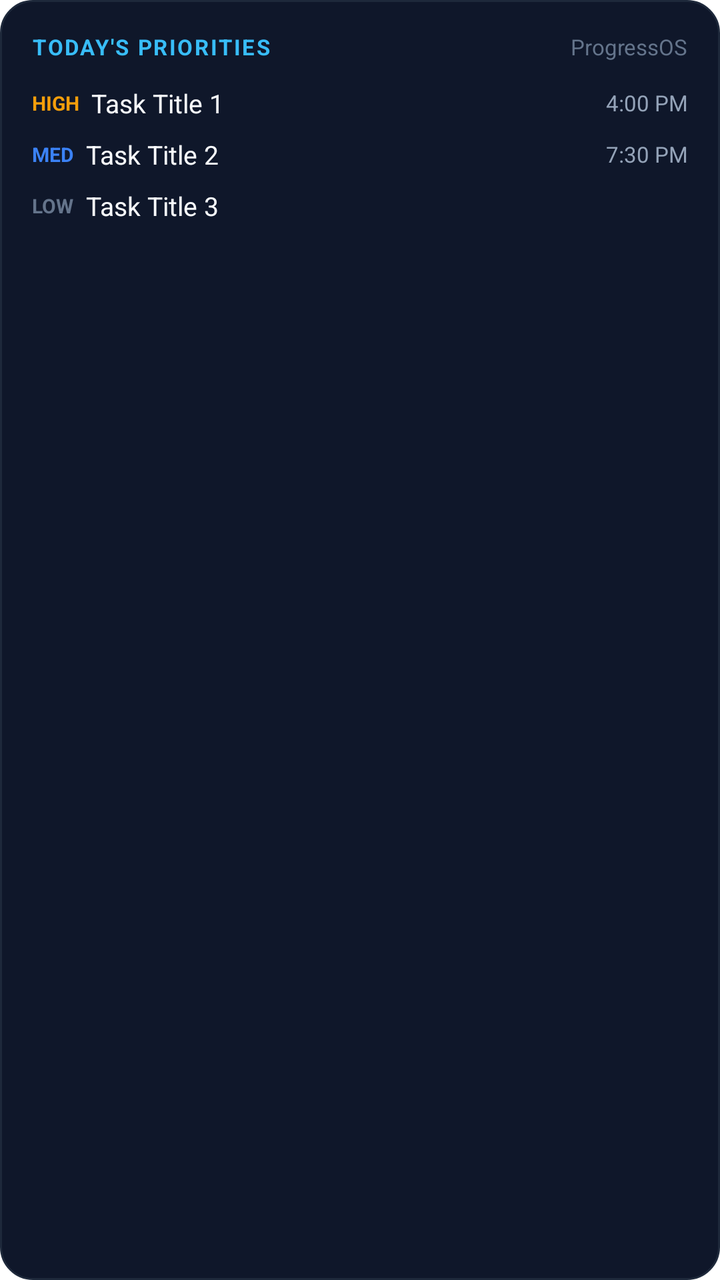
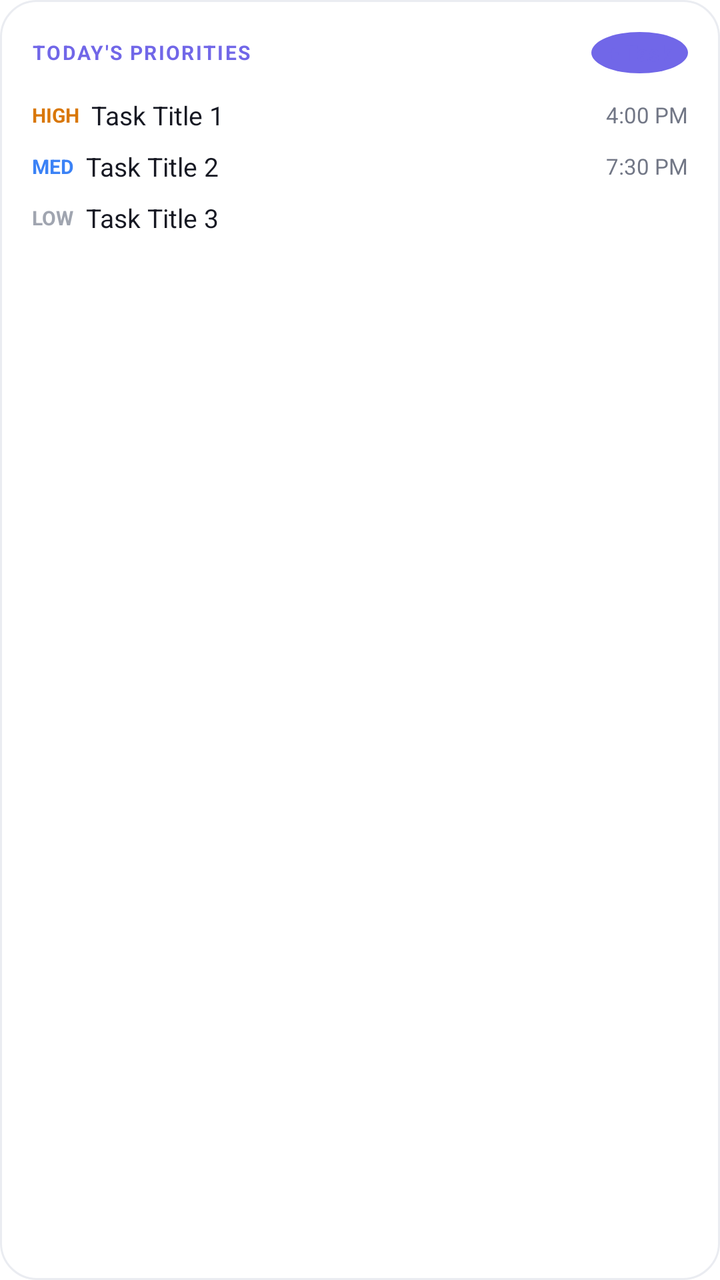

An Android layout rendered at two revisions. The XML below is the earlier revision; the diff shows what the commit changed to produce the second picture.
<!-- AndroidManifest.xml: fallback theme Theme.MaterialComponents.DayNight.NoActionBar -->
<!-- res/layout/widget_tasks.xml -->
<?xml version="1.0" encoding="utf-8"?>
<LinearLayout xmlns:android="http://schemas.android.com/apk/res/android"
    android:id="@+id/widget_tasks_container"
    android:layout_width="match_parent"
    android:layout_height="match_parent"
    android:orientation="vertical"
    android:padding="16dp"
    android:background="@drawable/widget_background">

    <LinearLayout
        android:layout_width="match_parent"
        android:layout_height="wrap_content"
        android:orientation="horizontal"
        android:gravity="center_vertical"
        android:layout_marginBottom="8dp">

        <TextView
            android:layout_width="0dp"
            android:layout_height="wrap_content"
            android:layout_weight="1"
            android:text="TODAY\'S PRIORITIES"
            android:textColor="#38BDF8"
            android:textSize="11sp"
            android:textStyle="bold"
            android:letterSpacing="0.08" />

        <TextView
            android:id="@+id/tv_tasks_header_count"
            android:layout_width="wrap_content"
            android:layout_height="wrap_content"
            android:text="ProgressOS"
            android:textColor="#64748B"
            android:textSize="11sp" />
    </LinearLayout>

    
    <LinearLayout
        android:id="@+id/ll_task_item_1"
        android:layout_width="match_parent"
        android:layout_height="wrap_content"
        android:orientation="horizontal"
        android:gravity="center_vertical"
        android:paddingVertical="4dp">

        <TextView
            android:id="@+id/tv_task_1_priority"
            android:layout_width="wrap_content"
            android:layout_height="wrap_content"
            android:text="HIGH"
            android:textColor="#F59E0B"
            android:textSize="10sp"
            android:textStyle="bold"
            android:layout_marginEnd="6dp" />

        <TextView
            android:id="@+id/tv_task_1_title"
            android:layout_width="0dp"
            android:layout_height="wrap_content"
            android:layout_weight="1"
            android:text="Task Title 1"
            android:textColor="#F8FAFC"
            android:textSize="13sp"
            android:maxLines="1"
            android:ellipsize="end" />

        <TextView
            android:id="@+id/tv_task_1_time"
            android:layout_width="wrap_content"
            android:layout_height="wrap_content"
            android:text="4:00 PM"
            android:textColor="#94A3B8"
            android:textSize="11sp" />
    </LinearLayout>

    
    <LinearLayout
        android:id="@+id/ll_task_item_2"
        android:layout_width="match_parent"
        android:layout_height="wrap_content"
        android:orientation="horizontal"
        android:gravity="center_vertical"
        android:paddingVertical="4dp">

        <TextView
            android:id="@+id/tv_task_2_priority"
            android:layout_width="wrap_content"
            android:layout_height="wrap_content"
            android:text="MED"
            android:textColor="#3B82F6"
            android:textSize="10sp"
            android:textStyle="bold"
            android:layout_marginEnd="6dp" />

        <TextView
            android:id="@+id/tv_task_2_title"
            android:layout_width="0dp"
            android:layout_height="wrap_content"
            android:layout_weight="1"
            android:text="Task Title 2"
            android:textColor="#F8FAFC"
            android:textSize="13sp"
            android:maxLines="1"
            android:ellipsize="end" />

        <TextView
            android:id="@+id/tv_task_2_time"
            android:layout_width="wrap_content"
            android:layout_height="wrap_content"
            android:text="7:30 PM"
            android:textColor="#94A3B8"
            android:textSize="11sp" />
    </LinearLayout>

    
    <LinearLayout
        android:id="@+id/ll_task_item_3"
        android:layout_width="match_parent"
        android:layout_height="wrap_content"
        android:orientation="horizontal"
        android:gravity="center_vertical"
        android:paddingVertical="4dp">

        <TextView
            android:id="@+id/tv_task_3_priority"
            android:layout_width="wrap_content"
            android:layout_height="wrap_content"
            android:text="LOW"
            android:textColor="#64748B"
            android:textSize="10sp"
            android:textStyle="bold"
            android:layout_marginEnd="6dp" />

        <TextView
            android:id="@+id/tv_task_3_title"
            android:layout_width="0dp"
            android:layout_height="wrap_content"
            android:layout_weight="1"
            android:text="Task Title 3"
            android:textColor="#F8FAFC"
            android:textSize="13sp"
            android:maxLines="1"
            android:ellipsize="end" />

        <TextView
            android:id="@+id/tv_task_3_time"
            android:layout_width="wrap_content"
            android:layout_height="wrap_content"
            android:text=""
            android:textColor="#94A3B8"
            android:textSize="11sp" />
    </LinearLayout>
</LinearLayout>
<!-- resources referenced by this layout -->
<resources>
  <!-- drawable widget_background (drawable) -->
  <?xml version="1.0" encoding="utf-8"?>
  <shape xmlns:android="http://schemas.android.com/apk/res/android"
      android:shape="rectangle">
      <solid android:color="#0F172A" />
      <corners android:radius="16dp" />
      <stroke
          android:width="1dp"
          android:color="#1E293B" />
  </shape>
</resources>

<!-- the commit's change to res/layout/widget_tasks.xml (unified diff, before → after) -->
@@ -18,9 +18,9 @@
             android:layout_width="0dp"
             android:layout_height="wrap_content"
             android:layout_weight="1"
-            android:text="TODAY\'S PRIORITIES"
-            android:textColor="#38BDF8"
-            android:textSize="11sp"
+            android:text="TODAY'S PRIORITIES"
+            android:textColor="@color/widget_accent"
+            android:textSize="10sp"
             android:textStyle="bold"
             android:letterSpacing="0.08" />
 
@@ -28,10 +28,24 @@
             android:id="@+id/tv_tasks_header_count"
             android:layout_width="wrap_content"
             android:layout_height="wrap_content"
-            android:text="ProgressOS"
-            android:textColor="#64748B"
-            android:textSize="11sp" />
+            android:text="+ Task"
+            android:paddingHorizontal="8dp"
+            android:paddingVertical="3dp"
+            android:background="@drawable/widget_add_pill"
+            android:textColor="@color/widget_accent"
+            android:textSize="11sp"
+            android:textStyle="bold" />
     </LinearLayout>
+
+    <TextView
+        android:id="@+id/tv_tasks_empty"
+        android:layout_width="match_parent"
+        android:layout_height="wrap_content"
+        android:text="No pending priorities today — tap to open Tasks"
+        android:textColor="@color/widget_text_secondary"
+        android:textSize="12sp"
+        android:visibility="gone"
+        android:paddingVertical="6dp" />
 
     
     <LinearLayout
@@ -47,7 +61,7 @@
             android:layout_width="wrap_content"
             android:layout_height="wrap_content"
             android:text="HIGH"
-            android:textColor="#F59E0B"
+            android:textColor="#D97706"
             android:textSize="10sp"
             android:textStyle="bold"
             android:layout_marginEnd="6dp" />
@@ -58,7 +72,7 @@
             android:layout_height="wrap_content"
             android:layout_weight="1"
             android:text="Task Title 1"
-            android:textColor="#F8FAFC"
+            android:textColor="@color/widget_text_primary"
             android:textSize="13sp"
             android:maxLines="1"
             android:ellipsize="end" />
@@ -68,7 +82,7 @@
             android:layout_width="wrap_content"
             android:layout_height="wrap_content"
             android:text="4:00 PM"
-            android:textColor="#94A3B8"
+            android:textColor="@color/widget_text_secondary"
             android:textSize="11sp" />
     </LinearLayout>
 
@@ -97,7 +111,7 @@
             android:layout_height="wrap_content"
             android:layout_weight="1"
             android:text="Task Title 2"
-            android:textColor="#F8FAFC"
+            android:textColor="@color/widget_text_primary"
             android:textSize="13sp"
             android:maxLines="1"
             android:ellipsize="end" />
@@ -107,7 +121,7 @@
             android:layout_width="wrap_content"
             android:layout_height="wrap_content"
             android:text="7:30 PM"
-            android:textColor="#94A3B8"
+            android:textColor="@color/widget_text_secondary"
             android:textSize="11sp" />
     </LinearLayout>
 
@@ -125,7 +139,7 @@
             android:layout_width="wrap_content"
             android:layout_height="wrap_content"
             android:text="LOW"
-            android:textColor="#64748B"
+            android:textColor="@color/widget_text_tertiary"
             android:textSize="10sp"
             android:textStyle="bold"
             android:layout_marginEnd="6dp" />
@@ -136,7 +150,7 @@
             android:layout_height="wrap_content"
             android:layout_weight="1"
             android:text="Task Title 3"
-            android:textColor="#F8FAFC"
+            android:textColor="@color/widget_text_primary"
             android:textSize="13sp"
             android:maxLines="1"
             android:ellipsize="end" />
@@ -146,7 +160,7 @@
             android:layout_width="wrap_content"
             android:layout_height="wrap_content"
             android:text=""
-            android:textColor="#94A3B8"
+            android:textColor="@color/widget_text_secondary"
             android:textSize="11sp" />
     </LinearLayout>
 </LinearLayout>
<!-- resource entries referenced after the edit -->
@@ -1,14 +1,26 @@
 <!-- resources referenced by this layout -->
 <resources>
+  <color name="widget_accent">#7167E8</color>
+  <color name="widget_text_primary">#171923</color>
+  <color name="widget_text_secondary">#727786</color>
+  <color name="widget_text_tertiary">#A0A5B0</color>
+  <!-- drawable widget_add_pill (drawable) -->
+  <?xml version="1.0" encoding="utf-8"?>
+  <shape xmlns:android="http://schemas.android.com/apk/res/android"
+      android:shape="oval">
+      <solid android:color="@color/widget_accent" />
+  </shape>
   <!-- drawable widget_background (drawable) -->
   <?xml version="1.0" encoding="utf-8"?>
   <shape xmlns:android="http://schemas.android.com/apk/res/android"
       android:shape="rectangle">
-      <solid android:color="#0F172A" />
-      <corners android:radius="16dp" />
+      <solid android:color="@color/widget_bg" />
+      <corners android:radius="18dp" />
       <stroke
           android:width="1dp"
-          android:color="#1E293B" />
+          android:color="@color/widget_border" />
   </shape>
+  <color name="widget_bg">#FFFFFF</color>
+  <color name="widget_border">#EAECF1</color>
 </resources>
 
